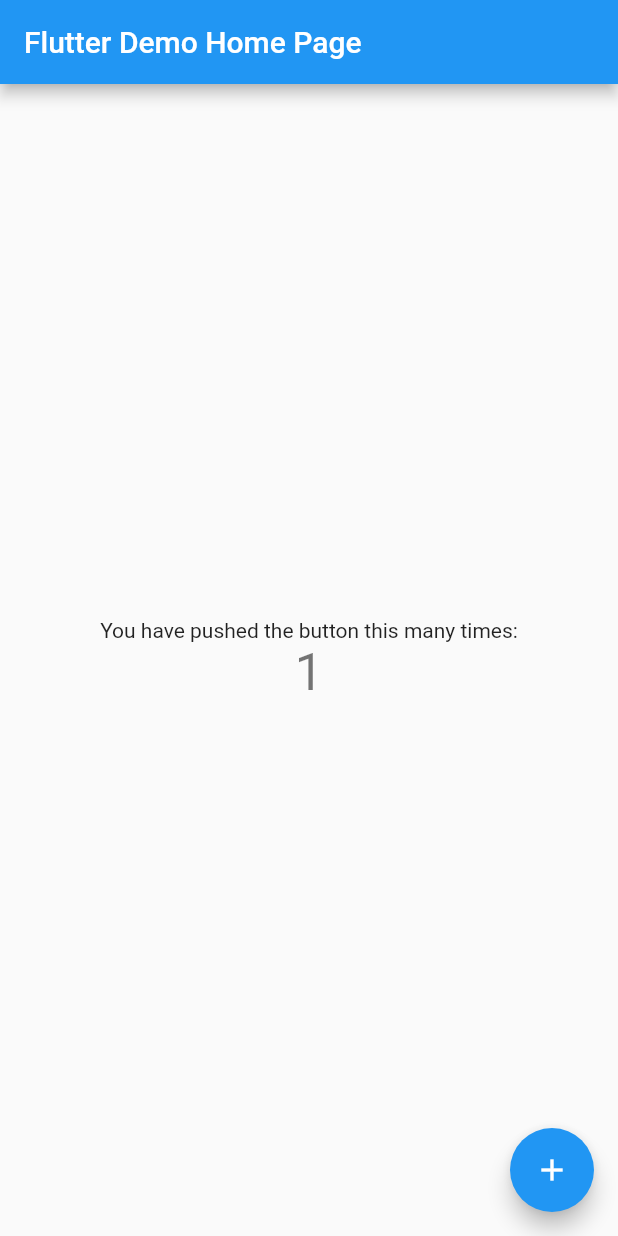
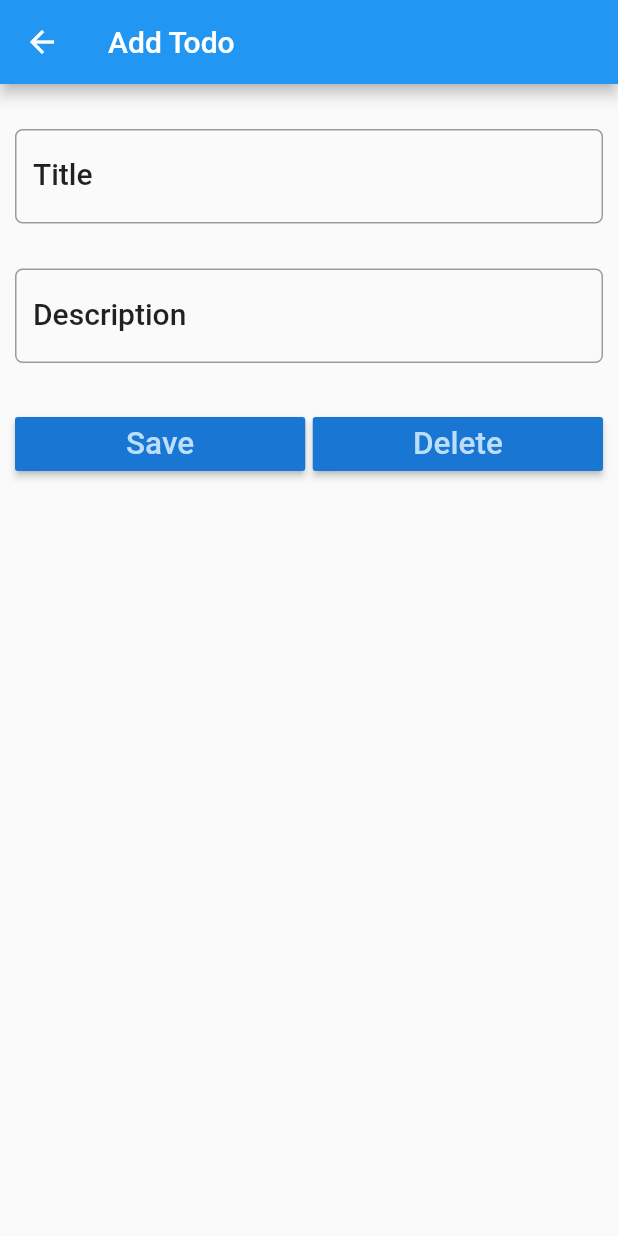
Before and after one commit to Moha077/todolistapplication, a Flutter app: the screen it shows after launch, after a tap on the "add" icon, on a phone screen of 412 x 824 dp. Run offline on Flutter 3.47's test engine with Material 2 defaults, Android fonts, the phone set to English and light mode, and no system bars; our stand-ins replace sqflite; accounts and stored records are empty.

Commit message:
second commit

```diff
--- a/lib/Models/todo.dart
+++ b/lib/Models/todo.dart
@@ -0,0 +1,57 @@
+class Todo {
+
+	int _id;
+	String _title;
+	String _description;
+	String _date;
+
+	Todo(this._title, this._date, [this._description] );
+
+	Todo.withId(this._id, this._title, this._date, [this._description]);
+
+	int get id => _id;
+
+	String get title => _title;
+
+	String get description => _description;
+
+	String get date => _date;
+
+
+	set title(String newTitle) {
+		if (newTitle.length <= 255) {
+			this._title = newTitle;
+		}
+	}
+	set description(String newDescription) {
+		if (newDescription.length <= 255) {
+			this._description = newDescription;
+		}
+	}
+
+	set date(String newDate) {
+		this._date = newDate;
+	}
+
+	// Convert a Note object into a Map object
+	Map<String, dynamic> toMap() {
+
+		var map = Map<String, dynamic>();
+		if (id != null) {
+			map['id'] = _id;
+		}
+		map['title'] = _title;
+		map['description'] = _description;
+		map['date'] = _date;
+
+		return map;
+	}
+
+	// Extract a Note object from a Map object
+	Todo.fromMapObject(Map<String, dynamic> map) {
+		this._id = map['id'];
+		this._title = map['title'];
+		this._description = map['description'];
+		this._date = map['date'];
+	}
+}
--- a/lib/db/database_helper.dart
+++ b/lib/db/database_helper.dart
@@ -11,7 +11,7 @@ class DatabaseHelper {
 	static Database _database;                // Singleton Database
 
 	String todoTable = 'todo_table';
-	String colId = 'id';
+	String colId = 'iD';
 	String colTitle = 'title';
 	String colDescription = 'description';
 	String colDate = 'date';
--- a/lib/main.dart
+++ b/lib/main.dart
@@ -1,4 +1,5 @@
 import 'package:flutter/material.dart';
+import 'package:todoapplication/screens/todo_list.dart';
 
 void main() => runApp(MyApp());
 
@@ -20,92 +21,7 @@ class MyApp extends StatelessWidget {
         // is not restarted.
         primarySwatch: Colors.blue,
       ),
-      home: MyHomePage(title: 'Flutter Demo Home Page'),
+      home:TodoList (),
     );
   }
 }
-
-class MyHomePage extends StatefulWidget {
-  MyHomePage({Key key, this.title}) : super(key: key);
-
-  // This widget is the home page of your application. It is stateful, meaning
-  // that it has a State object (defined below) that contains fields that affect
-  // how it looks.
-
-  // This class is the configuration for the state. It holds the values (in this
-  // case the title) provided by the parent (in this case the App widget) and
-  // used by the build method of the State. Fields in a Widget subclass are
-  // always marked "final".
-
-  final String title;
-
-  @override
-  _MyHomePageState createState() => _MyHomePageState();
-}
-
-class _MyHomePageState extends State<MyHomePage> {
-  int _counter = 0;
-
-  void _incrementCounter() {
-    setState(() {
-      // This call to setState tells the Flutter framework that something has
-      // changed in this State, which causes it to rerun the build method below
-      // so that the display can reflect the updated values. If we changed
-      // _counter without calling setState(), then the build method would not be
-      // called again, and so nothing would appear to happen.
-      _counter++;
-    });
-  }
-
-  @override
-  Widget build(BuildContext context) {
-    // This method is rerun every time setState is called, for instance as done
-    // by the _incrementCounter method above.
-    //
-    // The Flutter framework has been optimized to make rerunning build methods
-    // fast, so that you can just rebuild anything that needs updating rather
-    // than having to individually change instances of widgets.
-    return Scaffold(
-      appBar: AppBar(
-        // Here we take the value from the MyHomePage object that was created by
-        // the App.build method, and use it to set our appbar title.
-        title: Text(widget.title),
-      ),
-      body: Center(
-        // Center is a layout widget. It takes a single child and positions it
-        // in the middle of the parent.
-        child: Column(
-          // Column is also a layout widget. It takes a list of children and
-          // arranges them vertically. By default, it sizes itself to fit its
-          // children horizontally, and tries to be as tall as its parent.
-          //
-          // Invoke "debug painting" (press "p" in the console, choose the
-          // "Toggle Debug Paint" action from the Flutter Inspector in Android
-          // Studio, or the "Toggle Debug Paint" command in Visual Studio Code)
-          // to see the wireframe for each widget.
-          //
-          // Column has various properties to control how it sizes itself and
-          // how it positions its children. Here we use mainAxisAlignment to
-          // center the children vertically; the main axis here is the vertical
-          // axis because Columns are vertical (the cross axis would be
-          // horizontal).
-          mainAxisAlignment: MainAxisAlignment.center,
-          children: <Widget>[
-            Text(
-              'You have pushed the button this many times:',
-            ),
-            Text(
-              '$_counter',
-              style: Theme.of(context).textTheme.display1,
-            ),
-          ],
-        ),
-      ),
-      floatingActionButton: FloatingActionButton(
-        onPressed: _incrementCounter,
-        tooltip: 'Increment',
-        child: Icon(Icons.add),
-      ), // This trailing comma makes auto-formatting nicer for build methods.
-    );
-  }
-}
--- /dev/null
+++ b/lib/screens/todo_detail.dart
@@ -0,0 +1,218 @@
+import 'dart:async';
+import 'package:flutter/material.dart';
+import 'package:todoapplication/Models/todo.dart';
+import 'package:todoapplication/db/database_helper.dart';
+import 'package:intl/intl.dart';
+
+class TodoDetail extends StatefulWidget {
+
+	final String appBarTitle;
+	final Todo todo;
+
+	TodoDetail(this.todo, this.appBarTitle);
+
+	@override
+  State<StatefulWidget> createState() {
+
+    return TodoDetailState(this.todo, this.appBarTitle);
+  }
+}
+
+class TodoDetailState extends State<TodoDetail> {
+
+	DatabaseHelper helper = DatabaseHelper();
+
+	String appBarTitle;
+	Todo todo;
+
+	TextEditingController titleController = TextEditingController();
+	TextEditingController descriptionController = TextEditingController();
+
+	TodoDetailState(this.todo, this.appBarTitle);
+
+	@override
+  Widget build(BuildContext context) {
+
+		TextStyle textStyle = Theme.of(context).textTheme.title;
+
+		titleController.text = todo.title;
+		descriptionController.text = todo.description;
+
+    return WillPopScope(
+
+	    onWillPop: () {
+		    moveToLastScreen();
+	    },
+
+	    child: Scaffold(
+	    appBar: AppBar(
+		    title: Text(appBarTitle),
+		    leading: IconButton(icon: Icon(
+				    Icons.arrow_back),
+				    onPressed: () {
+		    	    moveToLastScreen();
+				    }
+		    ),
+	    ),
+
+	    body: Padding(
+		    padding: EdgeInsets.only(top: 15.0, left: 10.0, right: 10.0),
+		    child: ListView(
+			    children: <Widget>[
+
+				    Padding(
+					    padding: EdgeInsets.only(top: 15.0, bottom: 15.0),
+					    child: TextField(
+						    controller: titleController,
+						    style: textStyle,
+						    onChanged: (value) {
+						    	debugPrint('Something changed in Title Text Field');
+						    	updateTitle();
+						    },
+						    decoration: InputDecoration(
+							    labelText: 'Title',
+							    labelStyle: textStyle,
+							    border: OutlineInputBorder(
+								    borderRadius: BorderRadius.circular(5.0)
+							    )
+						    ),
+					    ),
+				    ),
+
+				    Padding(
+					    padding: EdgeInsets.only(top: 15.0, bottom: 15.0),
+					    child: TextField(
+						    controller: descriptionController,
+						    style: textStyle,
+						    onChanged: (value) {
+							    debugPrint('Something changed in Description Text Field');
+							    updateDescription();
+						    },
+						    decoration: InputDecoration(
+								    labelText: 'Description',
+								    labelStyle: textStyle,
+								    border: OutlineInputBorder(
+										    borderRadius: BorderRadius.circular(5.0)
+								    )
+						    ),
+					    ),
+				    ),
+
+				    Padding(
+					    padding: EdgeInsets.only(top: 15.0, bottom: 15.0),
+					    child: Row(
+						    children: <Widget>[
+						    	Expanded(
+								    child: RaisedButton(
+									    color: Theme.of(context).primaryColorDark,
+									    textColor: Theme.of(context).primaryColorLight,
+									    child: Text(
+										    'Save',
+										    textScaleFactor: 1.5,
+									    ),
+									    onPressed: () {
+									    	setState(() {
+									    	  debugPrint("Save button clicked");
+									    	  _save();
+									    	});
+									    },
+								    ),
+							    ),
+
+							    Container(width: 5.0,),
+
+							    Expanded(
+								    child: RaisedButton(
+									    color: Theme.of(context).primaryColorDark,
+									    textColor: Theme.of(context).primaryColorLight,
+									    child: Text(
+										    'Delete',
+										    textScaleFactor: 1.5,
+									    ),
+									    onPressed: () {
+										    setState(() {
+											    debugPrint("Delete button clicked");
+											    _delete();
+										    });
+									    },
+								    ),
+							    ),
+
+						    ],
+					    ),
+				    ),
+
+
+			    ],
+		    ),
+	    ),
+
+    ));
+  }
+
+  void moveToLastScreen() {
+		Navigator.pop(context, true);
+  }
+
+	// Update the title of todo object
+  void updateTitle(){
+    todo.title = titleController.text;
+  }
+
+	// Update the description of todo object
+	void updateDescription() {
+		todo.description = descriptionController.text;
+	}
+
+	// Save data to database
+	void _save() async {
+
+		moveToLastScreen();
+
+		todo.date = DateFormat.yMMMd().format(DateTime.now());
+		int result;
+		if (todo.id != null) {  // Case 1: Update operation
+			result = await helper.updateTodo(todo);
+		} else { // Case 2: Insert Operation
+			result = await helper.insertTodo(todo);
+		}
+
+		if (result != 0) {  // Success
+			_showAlertDialog('Status', 'Todo Saved Successfully');
+		} else {  // Failure
+			_showAlertDialog('Status', 'Problem Saving Todo');
+		}
+
+	}
+
+
+	void _delete() async {
+
+		moveToLastScreen();
+
+		if (todo.id == null) {
+			_showAlertDialog('Status', 'No Todo was deleted');
+			return;
+		}
+
+		int result = await helper.deleteTodo(todo.id);
+		if (result != 0) {
+			_showAlertDialog('Status', 'Todo Deleted Successfully');
+		} else {
+			_showAlertDialog('Status', 'Error Occured while Deleting Todo');
+		}
+	}
+
+	void _showAlertDialog(String title, String message) {
+
+		AlertDialog alertDialog = AlertDialog(
+			title: Text(title),
+			content: Text(message),
+		);
+		showDialog(
+				context: context,
+				builder: (_) => alertDialog
+		);
+	}
+
+}
--- /dev/null
+++ b/lib/screens/todo_list.dart
@@ -0,0 +1,122 @@
+import 'dart:async';
+import 'package:flutter/material.dart';
+import 'package:todoapplication/Models/todo.dart';
+import 'package:todoapplication/db/database_helper.dart';
+import 'package:todoapplication/screens/todo_detail.dart';
+import 'package:sqflite/sqflite.dart';
+
+class TodoList extends StatefulWidget {
+  @override
+  State<StatefulWidget> createState() {
+    return TodoListState();
+  }
+}
+
+class TodoListState extends State<TodoList> {
+  DatabaseHelper databaseHelper = DatabaseHelper();
+  List<Todo> todoList;
+  int count = 0;
+
+  @override
+  Widget build(BuildContext context) {
+    if (todoList == null) {
+      todoList = List<Todo>();
+      updateListView();
+    }
+
+    return Scaffold(
+      appBar: AppBar(
+        title: Text('Todos'),
+      ),
+      body: getTodoListView(),
+      floatingActionButton: FloatingActionButton(
+        onPressed: () {
+          debugPrint('FAB clicked');
+          navigateToDetail(Todo('', '', ''), 'Add Todo');
+        },
+        tooltip: 'Add Todo',
+        child: Icon(Icons.add),
+      ),
+    );
+  }
+
+  ListView getTodoListView() {
+    return ListView.builder(
+      itemCount: count,
+      itemBuilder: (BuildContext context, int position) {
+        return Card(
+          color: Colors.white,
+          elevation: 2.0,
+          child: ListTile(
+            leading: CircleAvatar(
+              backgroundColor: Colors.amber,
+              child: Text(getFirstLetter(this.todoList[position].title),
+                  style: TextStyle(fontWeight: FontWeight.bold)),
+            ),
+            title: Text(this.todoList[position].title,
+                style: TextStyle(fontWeight: FontWeight.bold)),
+            subtitle: Text(this.todoList[position].description),
+            trailing: Row(
+              mainAxisSize: MainAxisSize.min,
+              children: <Widget>[
+                GestureDetector(
+                  child: Icon(Icons.delete,color: Colors.red,),
+                  onTap: () {
+                    _delete(context, todoList[position]);
+                  },
+                ),
+              ],
+            ),
+            onTap: () {
+              debugPrint("ListTile Tapped");
+              navigateToDetail(this.todoList[position], 'Edit Todo');
+            },
+          ),
+        );
+      },
+    );
+  }
+
+  getFirstLetter(String title) {
+    return title.substring(0, 2);
+  }
+
+  void _delete(BuildContext context, Todo todo) async {
+    int result = await databaseHelper.deleteTodo(todo.id);
+    if (result != 0) {
+      _showSnackBar(context, 'Todo Deleted Successfully');
+      updateListView();
+    }
+  }
+
+  void _showSnackBar(BuildContext context, String message) {
+    final snackBar = SnackBar(content: Text(message));
+    Scaffold.of(context).showSnackBar(snackBar);
+  }
+
+  void navigateToDetail(Todo todo, String title) async {
+    bool result =
+        await Navigator.push(context, MaterialPageRoute(builder: (context) {
+      return TodoDetail(todo, title);
+    }));
+
+    if (result == true) {
+      updateListView();
+    }
+  }
+
+  void updateListView() {
+    final Future<Database> dbFuture = databaseHelper.initializeDatabase();
+    dbFuture.then((database) {
+      Future<List<Todo>> todoListFuture = databaseHelper.getTodoList();
+      todoListFuture.then((todoList) {
+        setState(() {
+          this.todoList = todoList;
+          this.count = todoList.length;
+        });
+      });
+    });
+  }
+
+
+}
```
